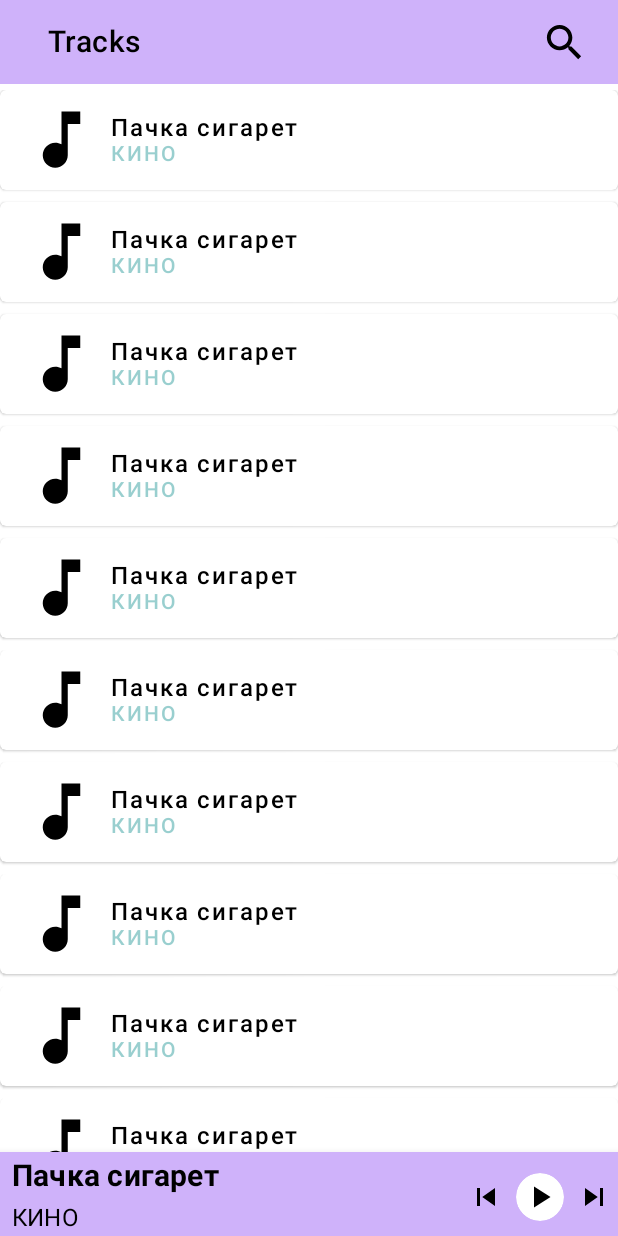
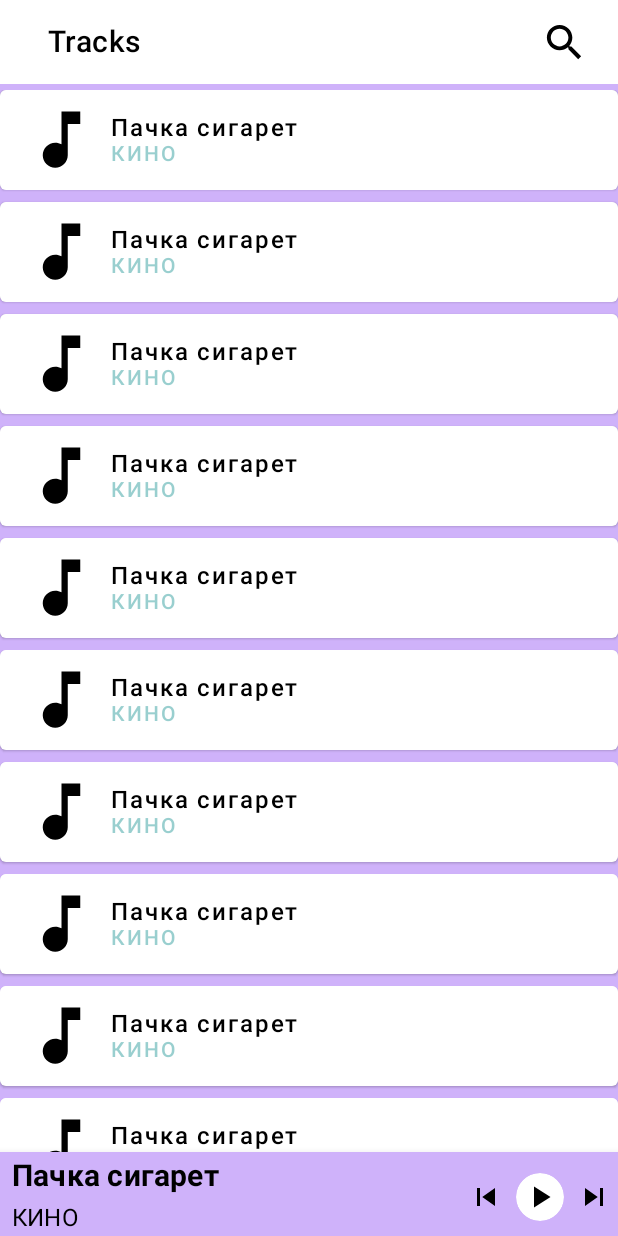
Before and after one commit to Spacus1k/AudioPlayer, an Android app built with Jetpack Compose: the @Preview function PreviewAudioListScreen, on a phone screen of 412 x 824 dp. Run offline under Robolectric (Android 15) with nearby library versions, the phone set to English and light mode, and no system bars; network calls fail.

Commit message:
update Modifiers

```diff
--- a/app/src/main/java/com/example/audioplayer/presentation/ui/components/AudioItem.kt
+++ b/app/src/main/java/com/example/audioplayer/presentation/ui/components/AudioItem.kt
@@ -12,28 +12,27 @@ import androidx.compose.ui.unit.dp
 import androidx.compose.ui.unit.sp
 import com.example.audioplayer.R
 import com.example.audioplayer.presentation.ui.model.AudioFile
+import com.example.audioplayer.presentation.utils.getFakeAudioFile
 
 @Composable
 fun AudioFileItem(
     audioFile: AudioFile,
     onAudioClick: (id: Long) -> Unit,
-    modifier: Modifier,
+    modifier: Modifier = Modifier,
 ) {
     Card(modifier = modifier) {
         Button(
-            modifier = modifier,
             colors = ButtonDefaults.buttonColors(backgroundColor = MaterialTheme.colors.surface),
             onClick = { onAudioClick(audioFile.id) }) {
 
-            Row(modifier = modifier.fillMaxWidth()) {
+            Row(modifier = Modifier.fillMaxWidth()) {
                 Image(
                     painter = painterResource(id = R.drawable.ic_baseline_music_note_24),
                     contentDescription = "Song cover",
                     modifier = Modifier
                         .size(50.dp)
                 )
-
-                Column(modifier = modifier.padding(8.dp)) {
+                Column(modifier = Modifier.padding(8.dp)) {
                     Text(
                         text = audioFile.title,
                         fontSize = 16.sp,
@@ -55,13 +54,6 @@ fun AudioFileItem(
 @Composable
 @Preview
 fun PreviewAudioFileItem() {
-    val audioFile = AudioFile(
-        id = 0,
-        title = "Labirint",
-        artist = " Face",
-        location = "",
-        duration = 0f,
-        displayName = " Lab"
-    )
-    AudioFileItem(audioFile, {}, Modifier)
+    val audioFile = getFakeAudioFile()
+    AudioFileItem(audioFile, {})
 }
--- a/app/src/main/java/com/example/audioplayer/presentation/ui/components/BottomBarPlayer.kt
+++ b/app/src/main/java/com/example/audioplayer/presentation/ui/components/BottomBarPlayer.kt
@@ -16,6 +16,7 @@ import androidx.compose.ui.text.style.TextOverflow
 import androidx.compose.ui.tooling.preview.Preview
 import androidx.compose.ui.unit.dp
 import com.example.audioplayer.presentation.ui.model.AudioFile
+import com.example.audioplayer.presentation.utils.getFakeAudioFile
 
 @Composable
 fun BottomBarPlayer(
@@ -33,7 +34,7 @@ fun BottomBarPlayer(
             verticalAlignment = Alignment.CenterVertically,
             horizontalArrangement = Arrangement.SpaceBetween
         ) {
-            AudioInfo(audioFile = audioFile, modifier = modifier.weight(1f))
+            AudioInfo(audioFile = audioFile, modifier = Modifier.weight(1f))
 
             MediaPlayerController(
                 isAudioPlaying = isAudioPlaying,
@@ -86,7 +87,7 @@ fun AudioSlider(
 }
 
 @Composable
-fun AudioInfo(audioFile: AudioFile, modifier: Modifier) {
+fun AudioInfo(audioFile: AudioFile, modifier: Modifier = Modifier) {
     Row(
         modifier = modifier.padding(4.dp),
         verticalAlignment = Alignment.CenterVertically,
@@ -99,7 +100,8 @@ fun AudioInfo(audioFile: AudioFile, modifier: Modifier) {
                 text = audioFile.title,
                 fontWeight = FontWeight.Bold,
                 style = MaterialTheme.typography.h6,
-                maxLines = 1
+                maxLines = 1,
+                overflow = TextOverflow.Ellipsis
             )
             Spacer(modifier = Modifier.size(4.dp))
 
@@ -107,7 +109,7 @@ fun AudioInfo(audioFile: AudioFile, modifier: Modifier) {
                 text = audioFile.artist,
                 fontWeight = FontWeight.Normal,
                 style = MaterialTheme.typography.subtitle1,
-                overflow = TextOverflow.Clip,
+                overflow = TextOverflow.Ellipsis,
                 maxLines = 1
             )
         }
@@ -119,14 +121,7 @@ fun AudioInfo(audioFile: AudioFile, modifier: Modifier) {
 fun PreviewBottomBarPlayer() {
     BottomBarPlayer(
         progress = 100f,
-        audioFile = AudioFile(
-            id = 0,
-            title = "Рыть",
-            artist = "Face",
-            "D",
-            displayName = "test",
-            0f
-        ),
+        audioFile = getFakeAudioFile(),
         isAudioPlaying = true,
         onPlayerAction = {}
     )
--- a/app/src/main/java/com/example/audioplayer/presentation/ui/components/MediaPlayerController.kt
+++ b/app/src/main/java/com/example/audioplayer/presentation/ui/components/MediaPlayerController.kt
@@ -20,11 +20,10 @@ fun MediaPlayerController(
     onNext: () -> Unit,
     onPrevious: () -> Unit,
     onRestart: () -> Unit,
-    modifier: Modifier = Modifier
 ) {
     Row(
         verticalAlignment = Alignment.CenterVertically,
-        modifier = modifier
+        modifier = Modifier
             .height(64.dp)
             .padding(4.dp)
     ) {
@@ -32,7 +31,7 @@ fun MediaPlayerController(
         Icon(
             imageVector = Icons.Default.SkipPrevious,
             contentDescription = null,
-            modifier = modifier.pointerInput(Unit) {
+            modifier = Modifier.pointerInput(Unit) {
                 detectTapGestures(
                     onPress = { onRestart() },
                     onDoubleTap = { onPrevious() },
@@ -45,14 +44,13 @@ fun MediaPlayerController(
             icon = if (isAudioPlaying) Icons.Default.Pause
             else Icons.Default.PlayArrow,
             onClick = { onStart() },
-            modifier = modifier
         )
         Spacer(modifier = Modifier.size(8.dp))
 
         Icon(
             imageVector = Icons.Default.SkipNext,
             contentDescription = null,
-            modifier = modifier.clickable { onNext() }
+            modifier = Modifier.clickable { onNext() }
         )
     }
 }
--- a/app/src/main/java/com/example/audioplayer/presentation/ui/components/PlayerIconItem.kt
+++ b/app/src/main/java/com/example/audioplayer/presentation/ui/components/PlayerIconItem.kt
@@ -20,19 +20,18 @@ fun PlayerIconItem(
     icon: ImageVector,
     border: BorderStroke? = null,
     onClick: () -> Unit,
-    modifier: Modifier = Modifier
 ) {
     Surface(
         shape = CircleShape,
         border = border,
-        modifier = modifier
+        modifier = Modifier
             .clip(CircleShape)
             .clickable { onClick() },
         contentColor = MaterialTheme.colors.onSurface,
         color = MaterialTheme.colors.surface
     ) {
         Box(
-            modifier = modifier.padding(4.dp),
+            modifier = Modifier.padding(4.dp),
             contentAlignment = Alignment.Center
         ) {
             Icon(imageVector = icon, contentDescription = null)
--- a/app/src/main/java/com/example/audioplayer/presentation/ui/screens/AudioListScreen.kt
+++ b/app/src/main/java/com/example/audioplayer/presentation/ui/screens/AudioListScreen.kt
@@ -3,16 +3,15 @@ package com.example.audioplayer.presentation.ui.screens
 import androidx.compose.animation.core.animateDpAsState
 import androidx.compose.foundation.background
 import androidx.compose.foundation.layout.Arrangement
-import androidx.compose.foundation.layout.Column
 import androidx.compose.foundation.layout.fillMaxSize
 import androidx.compose.foundation.layout.padding
 import androidx.compose.foundation.lazy.LazyColumn
 import androidx.compose.foundation.lazy.items
 import androidx.compose.material.*
-import androidx.compose.runtime.*
+import androidx.compose.runtime.Composable
+import androidx.compose.runtime.getValue
 import androidx.compose.ui.Modifier
 import androidx.compose.ui.tooling.preview.Preview
-import androidx.compose.ui.unit.Dp
 import androidx.compose.ui.unit.dp
 import com.example.audioplayer.presentation.ui.components.AudioFileItem
 import com.example.audioplayer.presentation.ui.components.BottomBarPlayer
@@ -41,6 +40,13 @@ fun AudioListScreen(
         else BottomSheetScaffoldDefaults.SheetPeekHeight
     )
     BottomSheetScaffold(
+        topBar = {
+            TopBarWithSearch(
+                searchText = searchText,
+                onSearchTextChanged = onSearchTextChanged,
+                onClearClick = onClearClick,
+            )
+        },
         sheetContent = {
             currentAudioFile?.let { audio ->
                 BottomBarPlayer(
@@ -54,42 +60,33 @@ fun AudioListScreen(
         scaffoldState = scaffoldState,
         sheetPeekHeight = animatedHeight
     ) {
-        Column(
+
+        AudioList(
+            audioList = audioList,
+            onAudioClick = onAudioClick,
+            searchText = searchText,
             modifier = Modifier
                 .fillMaxSize()
                 .background(MaterialTheme.colors.primary.copy(alpha = 0.3f))
-        ) {
-            TopBarWithSearch(
-                searchText = searchText,
-                onSearchTextChanged = onSearchTextChanged,
-                onClearClick = onClearClick,
-            )
-            AudioList(
-                audioList = audioList,
-                animatedHeight = animatedHeight,
-                onAudioClick = onAudioClick,
-                searchText = searchText
-            )
-        }
+                //.background(MaterialTheme.colors.surface)
+                .padding(top = 4.dp, bottom = animatedHeight)
+        )
     }
 }
 
 @Composable
 fun AudioList(
     audioList: List<AudioFile>,
-    animatedHeight: Dp,
     onAudioClick: (AudioFile) -> Unit,
     searchText: String,
     modifier: Modifier = Modifier
 ) {
     if (audioList.isEmpty()) {
-        EmptyAudioListScreen(modifier = modifier)
+        EmptyAudioListScreen(modifier = Modifier)
     } else {
         LazyColumn(
             verticalArrangement = Arrangement.spacedBy(8.dp),
             modifier = modifier
-                .background(MaterialTheme.colors.surface)
-                .padding(top = 4.dp, bottom = animatedHeight)
         ) {
             val filteredList = audioList.filter { audio ->
                 audio.displayName.contains(searchText, true) || audio.artist.contains(
@@ -100,7 +97,6 @@ fun AudioList(
                 AudioFileItem(
                     audioFile = audio,
                     onAudioClick = { onAudioClick(audio) },
-                    modifier = modifier
                 )
             }
         }
```
